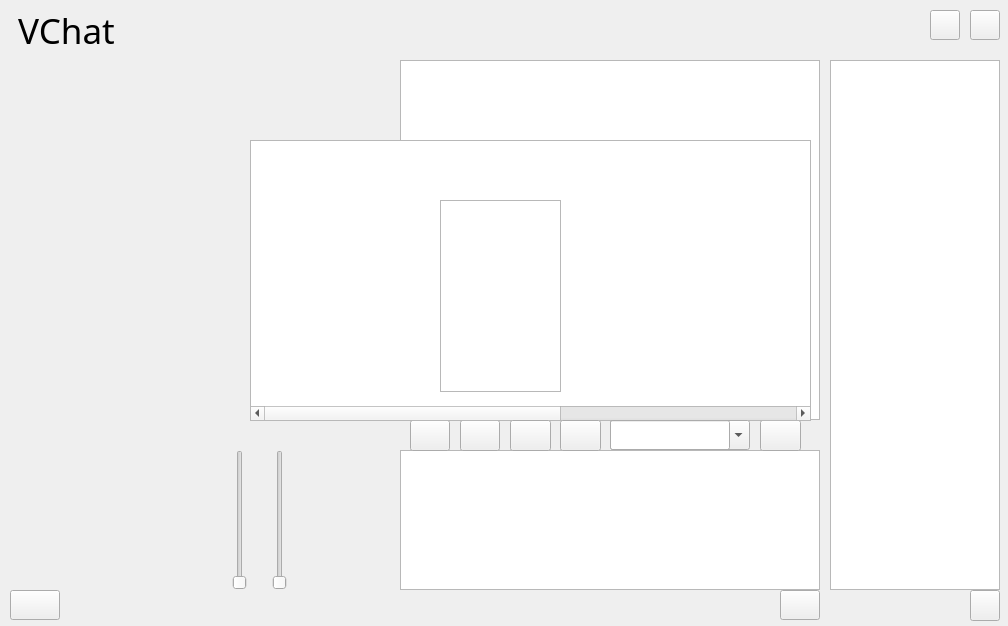
Old version of the form mainwindow.ui in the repository jammgit/Chat.
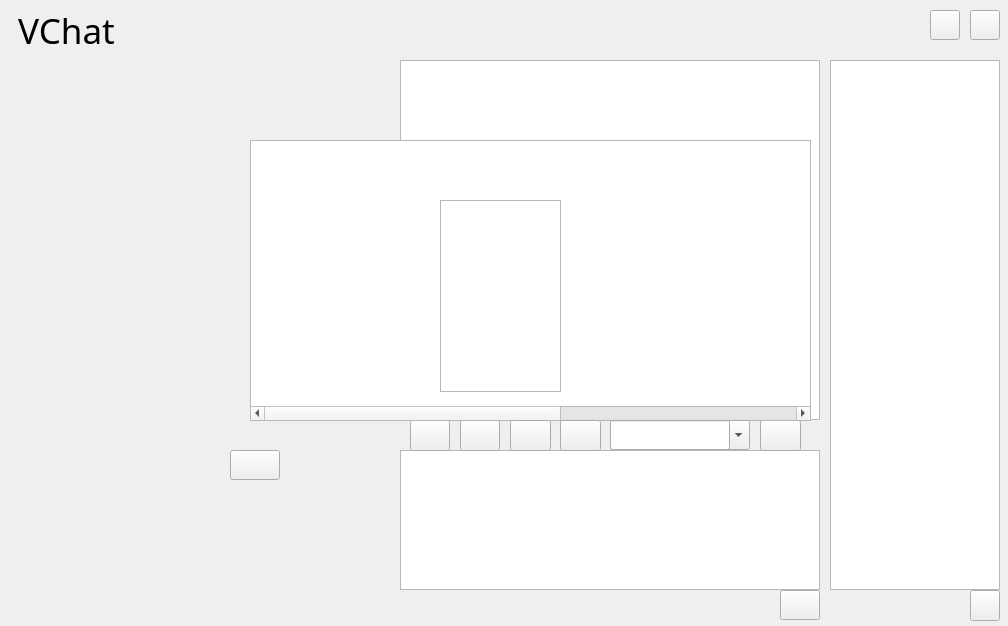
New version of the form. Icons and pictures are not drawn. Custom widgets are drawn as their Qt base class.

Diff of the .ui file:
```diff
--- a/mainwindow.ui
+++ b/mainwindow.ui
@@ -308,8 +308,8 @@
    <widget class="QPushButton" name="BTN_VIDEO">
     <property name="geometry">
      <rect>
-      <x>10</x>
-      <y>590</y>
+      <x>230</x>
+      <y>450</y>
       <width>50</width>
       <height>30</height>
      </rect>
@@ -328,19 +328,6 @@
      </size>
     </property>
    </widget>
-   <widget class="QSlider" name="SLIDER_VOICE">
-    <property name="geometry">
-     <rect>
-      <x>270</x>
-      <y>450</y>
-      <width>19</width>
-      <height>140</height>
-     </rect>
-    </property>
-    <property name="orientation">
-     <enum>Qt::Vertical</enum>
-    </property>
-   </widget>
    <widget class="QPushButton" name="BTN_SEND_EMOJI">
     <property name="geometry">
      <rect>
@@ -520,19 +507,6 @@
      </size>
     </property>
    </widget>
-   <widget class="QSlider" name="SLIDER_VOICE_2">
-    <property name="geometry">
-     <rect>
-      <x>230</x>
-      <y>450</y>
-      <width>19</width>
-      <height>140</height>
-     </rect>
-    </property>
-    <property name="orientation">
-     <enum>Qt::Vertical</enum>
-    </property>
-   </widget>
    <widget class="QComboBox" name="COMBO_DOWN_FILE_LIST">
     <property name="geometry">
      <rect>
```
Left out of the diff: 2 changed lines with no effect on the pictures.
